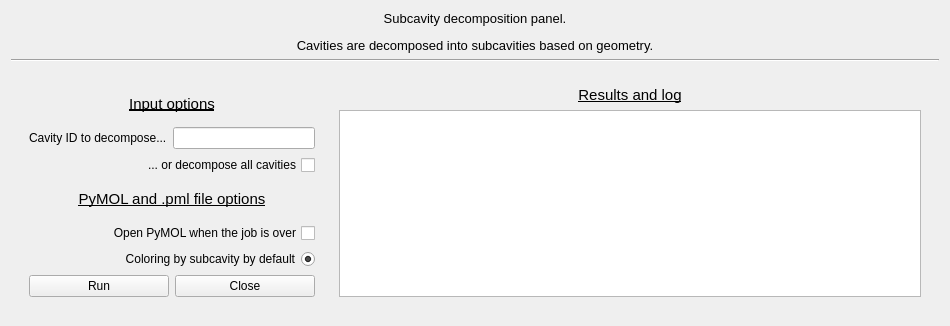
The window that src/caviar/subcavity.ui (jr-marchand/caviar) describes before a commit, drawn with Qt 5.
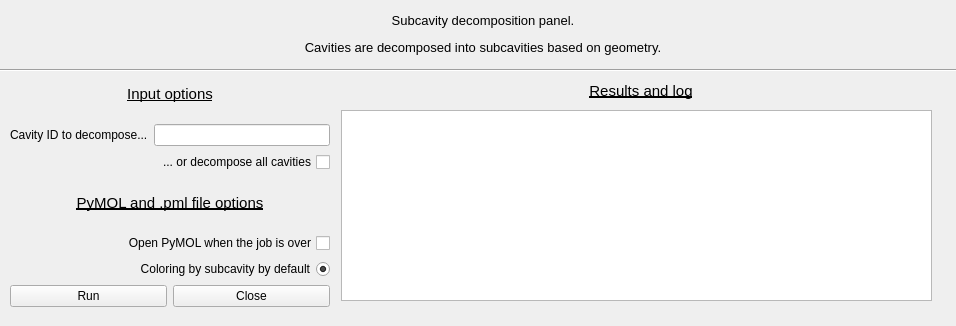
The same window after the commit.

Commit message: trying to make the GUI work again

```diff
--- a/src/caviar/subcavity.ui
+++ b/src/caviar/subcavity.ui
@@ -6,57 +6,46 @@
    <rect>
     <x>0</x>
     <y>0</y>
+    <width>956</width>
+    <height>326</height>
+   </rect>
+  </property>
+  <property name="minimumSize">
+   <size>
     <width>950</width>
     <height>326</height>
-   </rect>
-  </property>
-  <property name="minimumSize">
-   <size>
-    <width>928</width>
-    <height>326</height>
    </size>
   </property>
   <property name="windowTitle">
-   <string>Subcavity Plugin</string>
+   <string>Subpocket Chacterization</string>
+  </property>
+  <widget class="QWidget" name="gridLayoutWidget">
+   <property name="geometry">
+    <rect>
+     <x>10</x>
+     <y>70</y>
+     <width>931</width>
+     <height>251</height>
+    </rect>
   </property>
   <layout class="QGridLayout" name="gridLayout">
    <item row="0" column="0">
-    <layout class="QVBoxLayout" name="verticalLayout_6">
-     <item>
-      <layout class="QVBoxLayout" name="verticalLayout_5">
-       <item>
-        <widget class="QLabel" name="title_subcav">
-         <property name="font">
-          <font>
-           <pointsize>10</pointsize>
-           <underline>false</underline>
-          </font>
-         </property>
-         <property name="text">
-          <string>&lt;html&gt;&lt;head/&gt;&lt;body&gt;&lt;p&gt;Subcavity decomposition panel.&lt;/p&gt;&lt;p&gt;Cavities are decomposed into subcavities based on geometry.&lt;/p&gt;&lt;/body&gt;&lt;/html&gt;</string>
-         </property>
-         <property name="textFormat">
-          <enum>Qt::RichText</enum>
-         </property>
-         <property name="alignment">
-          <set>Qt::AlignCenter</set>
-         </property>
-        </widget>
-       </item>
-       <item>
-        <widget class="Line" name="line">
-         <property name="orientation">
-          <enum>Qt::Horizontal</enum>
-         </property>
-        </widget>
-       </item>
-      </layout>
-     </item>
-     <item>
       <widget class="QWidget" name="widget" native="true">
-       <layout class="QHBoxLayout" name="horizontalLayout_3">
-        <item>
+      <property name="minimumSize">
+       <size>
+        <width>0</width>
+        <height>0</height>
+       </size>
+      </property>
          <widget class="QWidget" name="leftpart" native="true">
+       <property name="geometry">
+        <rect>
+         <x>0</x>
+         <y>0</y>
+         <width>320</width>
+         <height>237</height>
+        </rect>
+       </property>
           <property name="maximumSize">
            <size>
             <width>320</width>
@@ -180,18 +169,25 @@
            </item>
           </layout>
          </widget>
-        </item>
-        <item>
-         <widget class="QWidget" name="Resultspart" native="true">
+     </widget>
+    </item>
+    <item row="0" column="1">
+     <widget class="QWidget" name="widget_2" native="true">
           <property name="minimumSize">
            <size>
             <width>600</width>
             <height>0</height>
            </size>
           </property>
-          <layout class="QVBoxLayout" name="verticalLayout">
-           <item>
             <widget class="QLabel" name="label_resultslog_subcav">
+       <property name="geometry">
+        <rect>
+         <x>10</x>
+         <y>10</y>
+         <width>580</width>
+         <height>21</height>
+        </rect>
+       </property>
              <property name="font">
               <font>
                <pointsize>11</pointsize>
@@ -205,9 +201,15 @@
               <set>Qt::AlignCenter</set>
              </property>
             </widget>
-           </item>
-           <item>
             <widget class="QTextBrowser" name="output_subcavs">
+       <property name="geometry">
+        <rect>
+         <x>0</x>
+         <y>40</y>
+         <width>591</width>
+         <height>191</height>
+        </rect>
+       </property>
              <property name="minimumSize">
               <size>
                <width>0</width>
@@ -223,16 +225,48 @@
               <cursorShape>IBeamCursor</cursorShape>
              </property>
             </widget>
-           </item>
-          </layout>
          </widget>
         </item>
        </layout>
       </widget>
-     </item>
-    </layout>
-   </item>
-  </layout>
+  <widget class="QLabel" name="title_subcav">
+   <property name="geometry">
+    <rect>
+     <x>20</x>
+     <y>10</y>
+     <width>926</width>
+     <height>48</height>
+    </rect>
+   </property>
+   <property name="font">
+    <font>
+     <pointsize>10</pointsize>
+     <underline>false</underline>
+    </font>
+   </property>
+   <property name="text">
+    <string>&lt;html&gt;&lt;head/&gt;&lt;body&gt;&lt;p&gt;Subcavity decomposition panel.&lt;/p&gt;&lt;p&gt;Cavities are decomposed into subcavities based on geometry.&lt;/p&gt;&lt;/body&gt;&lt;/html&gt;</string>
+   </property>
+   <property name="textFormat">
+    <enum>Qt::RichText</enum>
+   </property>
+   <property name="alignment">
+    <set>Qt::AlignCenter</set>
+   </property>
+  </widget>
+  <widget class="Line" name="line">
+   <property name="geometry">
+    <rect>
+     <x>0</x>
+     <y>60</y>
+     <width>961</width>
+     <height>20</height>
+    </rect>
+   </property>
+   <property name="orientation">
+    <enum>Qt::Horizontal</enum>
+   </property>
+  </widget>
  </widget>
  <resources/>
  <connections/>
```
Left out of the diff: 4 changed lines with no effect on the pictures. Lines whose indentation alone changed are shown as unchanged. The commit also changes 1 other file.
